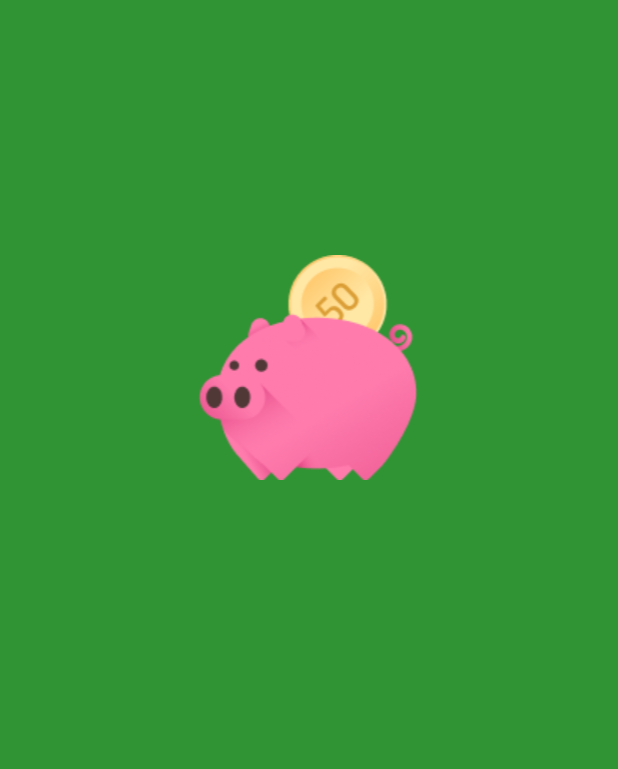
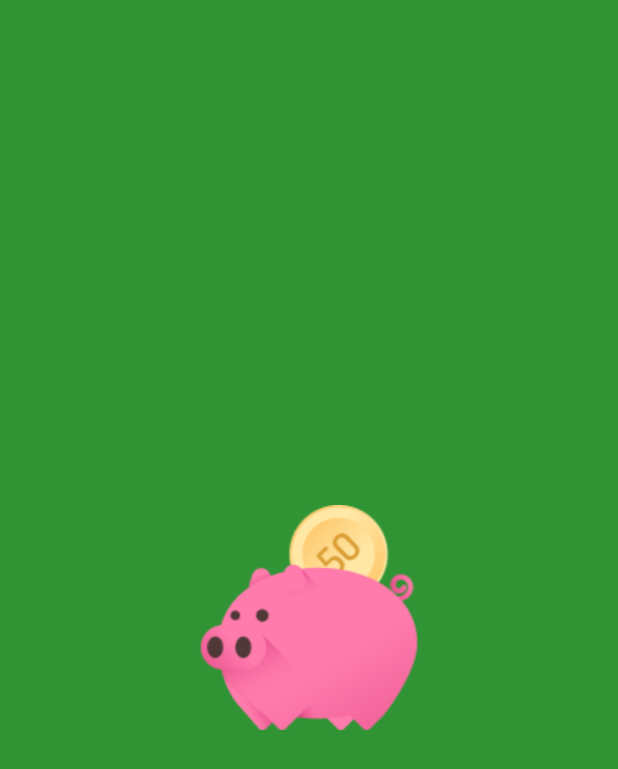
Before and after one commit to kientran0903/MoneyLover, an Android app: the SplashActivity screen opened directly, with no data from a screen before it, on a phone screen of 412 x 824 dp. Shown: the top 769 px of the screen. Run offline under Robolectric (Android 15) with nearby library versions, the phone set to English and light mode, and no system bars.

Commit message:
Fix review code for Ui Splash screen

```diff
--- a/app/src/main/res/layout/activity_splash.xml
+++ b/app/src/main/res/layout/activity_splash.xml
@@ -5,7 +5,7 @@
     android:layout_width="match_parent"
     android:layout_height="match_parent"
     android:background="@color/green_dark"
-    android:orientation="vertical"
+    android:orientation="horizontal"
     tools:context=".SplashActivity">
 
     <ImageView
@@ -13,8 +13,5 @@
         android:layout_width="match_parent"
         android:layout_height="wrap_content"
         android:src="@drawable/deposit_1"
-        android:layout_marginTop="170dp"
-        android:layout_marginBottom="347dp"
-        android:layout_marginLeft="112dp"
-        android:layout_marginRight="113dp"/>
+        android:layout_gravity="center_vertical"/>
 </LinearLayout>
```
